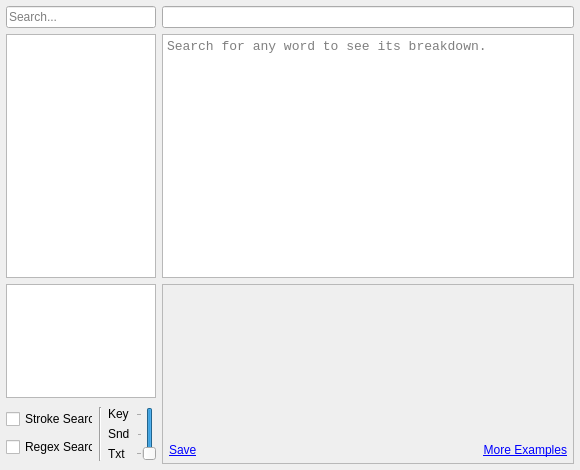
This is spectra_lexer/qt/main_window.ui in fourshade/spectra_lexer as Qt 5 draws it before an edit. The edited form follows.
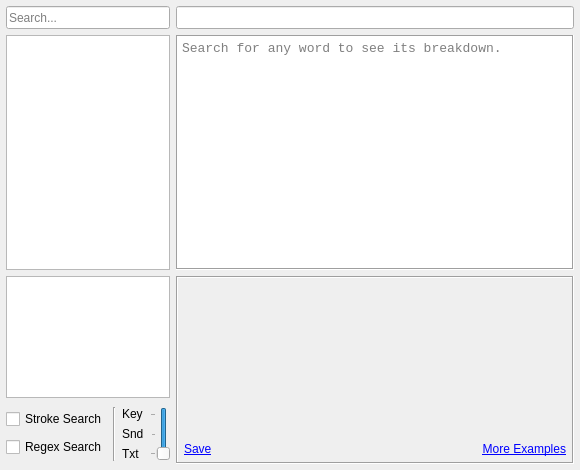
This is the edited form. Custom widgets are drawn as their Qt base class.

The edit to the form file:
```diff
--- a/spectra_lexer/qt/main_window.ui
+++ b/spectra_lexer/qt/main_window.ui
@@ -14,7 +14,7 @@
    <string>Spectra Lexer</string>
   </property>
   <widget class="QWidget" name="w_central">
-   <layout class="QGridLayout" name="lt_central" rowminimumheight="22,180,180" columnminimumwidth="150,275">
+   <layout class="QGridLayout" name="lt_central" rowstretch="1,100,80" columnstretch="1,100" rowminimumheight="22,150,150" columnminimumwidth="150,250">
     <property name="leftMargin">
      <number>6</number>
     </property>
@@ -30,23 +30,11 @@
     <item row="0" column="0">
      <widget class="QLineEdit" name="w_input">
       <property name="sizePolicy">
-       <sizepolicy hsizetype="Expanding" vsizetype="Fixed">
+       <sizepolicy hsizetype="Expanding" vsizetype="Expanding">
         <horstretch>0</horstretch>
         <verstretch>0</verstretch>
        </sizepolicy>
       </property>
-      <property name="minimumSize">
-       <size>
-        <width>150</width>
-        <height>22</height>
-       </size>
-      </property>
-      <property name="maximumSize">
-       <size>
-        <width>150</width>
-        <height>22</height>
-       </size>
-      </property>
       <property name="readOnly">
        <bool>false</bool>
       </property>
@@ -58,54 +46,21 @@
     <item row="0" column="1">
      <widget class="QLineEdit" name="w_title">
       <property name="sizePolicy">
-       <sizepolicy hsizetype="Expanding" vsizetype="Fixed">
+       <sizepolicy hsizetype="Expanding" vsizetype="Expanding">
         <horstretch>0</horstretch>
         <verstretch>0</verstretch>
        </sizepolicy>
       </property>
-      <property name="minimumSize">
-       <size>
-        <width>0</width>
-        <height>22</height>
-       </size>
-      </property>
-      <property name="maximumSize">
-       <size>
-        <width>16777215</width>
-        <height>22</height>
-       </size>
-      </property>
       <property name="font">
        <font>
         <family>Courier New</family>
         <pointsize>10</pointsize>
        </font>
       </property>
-      <property name="placeholderText">
-       <string/>
-      </property>
      </widget>
     </item>
     <item row="1" column="0">
      <widget class="StringListView" name="w_matches">
-      <property name="sizePolicy">
-       <sizepolicy hsizetype="Expanding" vsizetype="Expanding">
-        <horstretch>0</horstretch>
-        <verstretch>0</verstretch>
-       </sizepolicy>
-      </property>
-      <property name="minimumSize">
-       <size>
-        <width>150</width>
-        <height>0</height>
-       </size>
-      </property>
-      <property name="maximumSize">
-       <size>
-        <width>150</width>
-        <height>16777215</height>
-       </size>
-      </property>
       <property name="autoScroll">
        <bool>false</bool>
       </property>
@@ -125,12 +80,6 @@
         <verstretch>0</verstretch>
        </sizepolicy>
       </property>
-      <property name="minimumSize">
-       <size>
-        <width>0</width>
-        <height>0</height>
-       </size>
-      </property>
       <property name="font">
        <font>
         <family>Courier New</family>
@@ -140,6 +89,12 @@
       <property name="mouseTracking">
        <bool>true</bool>
       </property>
+      <property name="frameShape">
+       <enum>QFrame::Box</enum>
+      </property>
+      <property name="frameShadow">
+       <enum>QFrame::Sunken</enum>
+      </property>
       <property name="undoRedoEnabled">
        <bool>false</bool>
       </property>
@@ -157,24 +112,12 @@
     <item row="2" column="0">
      <widget class="QFrame" name="f_mappings">
       <property name="sizePolicy">
-       <sizepolicy hsizetype="Expanding" vsizetype="Fixed">
+       <sizepolicy hsizetype="Expanding" vsizetype="Expanding">
         <horstretch>0</horstretch>
         <verstretch>0</verstretch>
        </sizepolicy>
       </property>
-      <property name="minimumSize">
-       <size>
-        <width>150</width>
-        <height>180</height>
-       </size>
-      </property>
-      <property name="maximumSize">
-       <size>
-        <width>150</width>
-        <height>180</height>
-       </size>
-      </property>
-      <layout class="QVBoxLayout" name="lt_mappings">
+      <layout class="QVBoxLayout" name="lt_mappings" stretch="100,1">
        <property name="leftMargin">
         <number>0</number>
        </property>
@@ -189,18 +132,6 @@
        </property>
        <item>
         <widget class="StringListView" name="w_mappings">
-         <property name="sizePolicy">
-          <sizepolicy hsizetype="Expanding" vsizetype="Expanding">
-           <horstretch>0</horstretch>
-           <verstretch>0</verstretch>
-          </sizepolicy>
-         </property>
-         <property name="minimumSize">
-          <size>
-           <width>0</width>
-           <height>100</height>
-          </size>
-         </property>
          <property name="autoScroll">
           <bool>false</bool>
          </property>
@@ -345,25 +276,16 @@
     <item row="2" column="1">
      <widget class="QFrame" name="f_info">
       <property name="sizePolicy">
-       <sizepolicy hsizetype="Expanding" vsizetype="Fixed">
+       <sizepolicy hsizetype="Expanding" vsizetype="Expanding">
         <horstretch>0</horstretch>
         <verstretch>0</verstretch>
        </sizepolicy>
       </property>
-      <property name="minimumSize">
-       <size>
-        <width>0</width>
-        <height>180</height>
-       </size>
-      </property>
-      <property name="maximumSize">
-       <size>
-        <width>16777215</width>
-        <height>180</height>
-       </size>
-      </property>
       <property name="frameShape">
-       <enum>QFrame::StyledPanel</enum>
+       <enum>QFrame::Box</enum>
+      </property>
+      <property name="frameShadow">
+       <enum>QFrame::Sunken</enum>
       </property>
       <layout class="QGridLayout" name="lt_info" rowstretch="1,0">
        <property name="leftMargin">
@@ -391,12 +313,6 @@
              <verstretch>0</verstretch>
             </sizepolicy>
            </property>
-           <property name="minimumSize">
-            <size>
-             <width>0</width>
-             <height>0</height>
-            </size>
-           </property>
            <property name="maximumSize">
             <size>
              <width>16777215</width>
```
